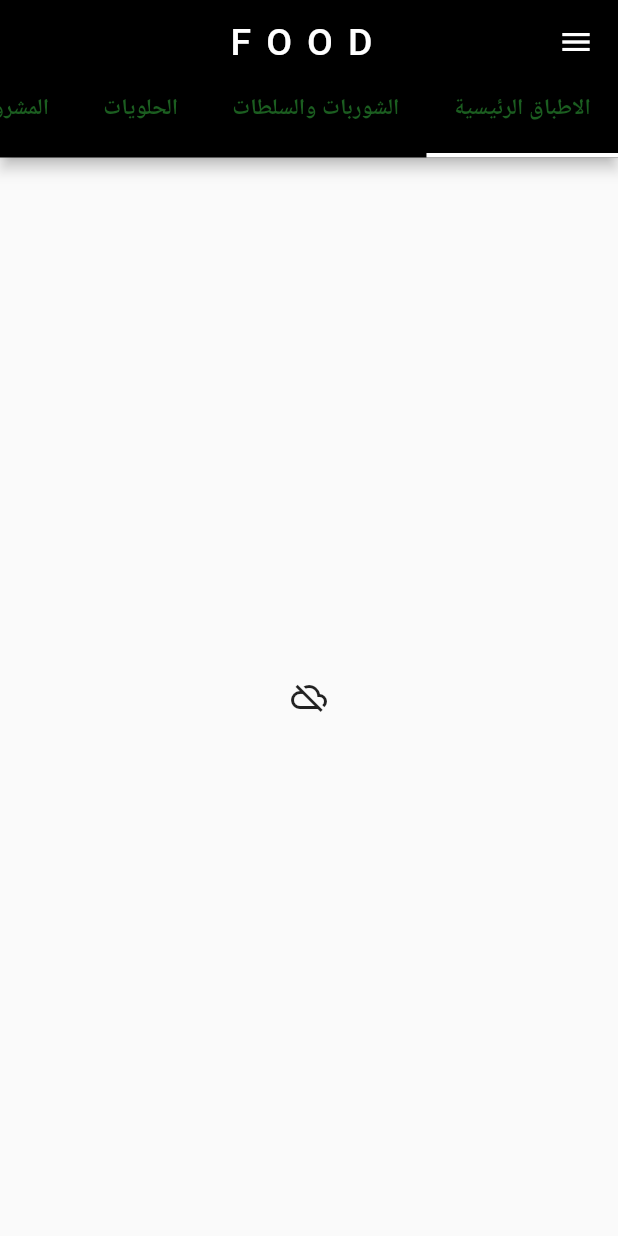
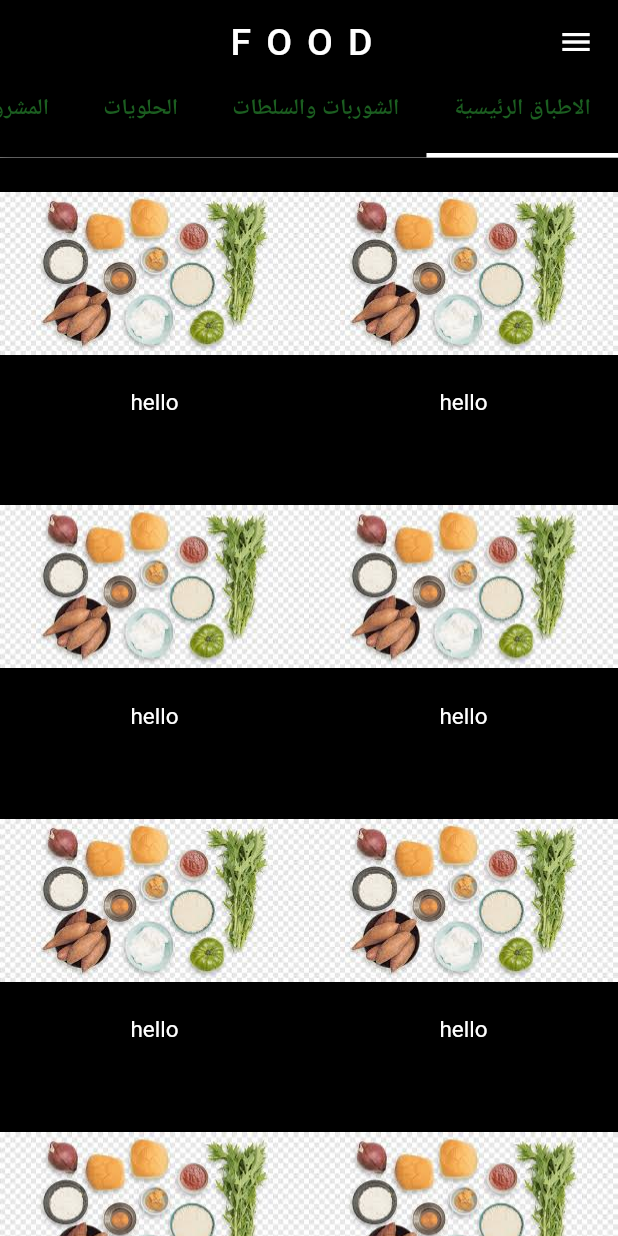
Before and after one commit to abdo-ahmed-id/foood_app, a Flutter app: the screen it shows after launch, on a phone screen of 412 x 824 dp. Run offline on Flutter 3.47's test engine with Material 2 defaults, Android fonts, the phone set to English and light mode, and no system bars; our stand-ins replace firebase_auth, firebase_core, flutter_modular, google_fonts, google_sign_in; missing offline and left inert: flutter_facebook_auth; accounts and stored records are empty; Roboto replaces fonts that are missing (Cairo).

Commit message:
routes.dart create

```diff
--- a/lib/helpers/assets_helper.dart
+++ b/lib/helpers/assets_helper.dart
@@ -11,4 +11,5 @@ class AssetsHelper {
   static String badFood = 'assets/images/المشويات.jpg';
   static String facebookLogo = 'assets/images/facebook-512.png';
   static String instgramLogo = 'assets/images/Instagram-512.png';
+  var mainFoodList = [];
 }
--- a/lib/helpers/routes.dart
+++ b/lib/helpers/routes.dart
@@ -9,4 +9,6 @@ class Routes {
   static String drinksPage = '/drinks';
   static String hotDrinksPage = '/hotDrinks';
   static String roastPage = '/roast';
+  static String searchPage = '/search';
+  static String componentPage = '/component';
 }
--- a/lib/modules/app/app_module.dart
+++ b/lib/modules/app/app_module.dart
@@ -4,11 +4,14 @@ import 'package:foood_app/helpers/routes.dart';
 import 'package:foood_app/modules/categories/categories_module.dart';
 import 'package:foood_app/modules/categories/drinks/drinks_module.dart';
 import 'package:foood_app/modules/categories/hot_drinks/drinks_module.dart';
+import 'package:foood_app/modules/categories/mainfood/mainfood_module.dart';
 import 'package:foood_app/modules/categories/roast/roast_module.dart';
 import 'package:foood_app/modules/categories/soap_and_salad/soap_and_salad_module.dart';
 import 'package:foood_app/modules/categories/sweetes/sweets_module.dart';
+import 'package:foood_app/modules/component/component_module.dart';
 import 'package:foood_app/modules/home/home_module.dart';
 import 'package:foood_app/modules/login/login_module.dart';
+import 'package:foood_app/modules/search/search_module.dart';
 import 'package:foood_app/modules/signup/signup_module.dart';
 import 'package:foood_app/modules/splash/splash.module.dart';
 
@@ -33,5 +36,8 @@ class AppModule extends MainModule {
         ModularRouter(Routes.drinksPage, module: DrinksModule()),
         ModularRouter(Routes.hotDrinksPage, module: HotDrinksModule()),
         ModularRouter(Routes.roastPage, module: RoastModule()),
+        ModularRouter(Routes.mainFoodPage, module: MainFoodModule()),
+        ModularRouter(Routes.searchPage, module: SearchModule()),
+        ModularRouter(Routes.componentPage, module: ComponentModule()),
       ];
 }
--- a/lib/modules/categories/mainfood/mainfood_page.dart
+++ b/lib/modules/categories/mainfood/mainfood_page.dart
@@ -1,11 +1,43 @@
 import 'package:flutter/material.dart';
+import 'package:foood_app/helpers/app_theme.dart';
+import 'package:foood_app/helpers/assets_helper.dart';
 
 class MainFoodPage extends StatelessWidget {
-  bool appBar = true;
   @override
   Widget build(BuildContext context) {
     return Scaffold(
-      body: Center(child: Icon(Icons.cloud_off_outlined)),
-    );
+        backgroundColor: AppTheme.primaryColor,
+        body: GridView.builder(
+          gridDelegate: SliverGridDelegateWithFixedCrossAxisCount(
+            crossAxisCount: 2,
+            mainAxisSpacing: 3,
+          ),
+          itemCount: 10,
+          itemBuilder: (BuildContext context, int index) => InkWell(
+            onTap: () {},
+            child: Column(
+              children: [
+                Expanded(
+                  flex: 3,
+                  child: Container(
+                    child: Image.asset(
+                      AssetsHelper.image_2,
+                      fit: BoxFit.contain,
+                    ),
+                    decoration: BoxDecoration(
+                      // color: Colors.yellow,
+                      shape: BoxShape.circle,
+                    ),
+                  ),
+                ),
+                Expanded(
+                    child: Text(
+                  'hello',
+                  style: TextStyle(color: Colors.white),
+                )),
+              ],
+            ),
+          ),
+        ));
   }
 }
--- a/lib/modules/home/home_page.dart
+++ b/lib/modules/home/home_page.dart
@@ -31,8 +31,8 @@ class HomePage extends StatelessWidget {
             labelPadding:
                 EdgeInsets.only(left: 18, right: 18, top: 0, bottom: 20),
             unselectedLabelColor: Colors.red,
-            labelColor: Colors.black,
-            indicatorColor: Colors.white,
+            labelColor: Colors.white,
+            indicatorColor: Colors.black,
             indicatorSize: TabBarIndicatorSize.tab,
             indicatorWeight: 3,
             tabs: [
```
Also changed, not shown: lib/modules/component/compoent_page.dart (added, +147 -0 lines), lib/modules/component/component_module.dart (added, +12 -0 lines), lib/modules/home/drawer.dart (+8 -4 lines), lib/modules/search/search_module.dart (added, +11 -0 lines), lib/modules/search/search_page.dart (added, +106 -0 lines).
